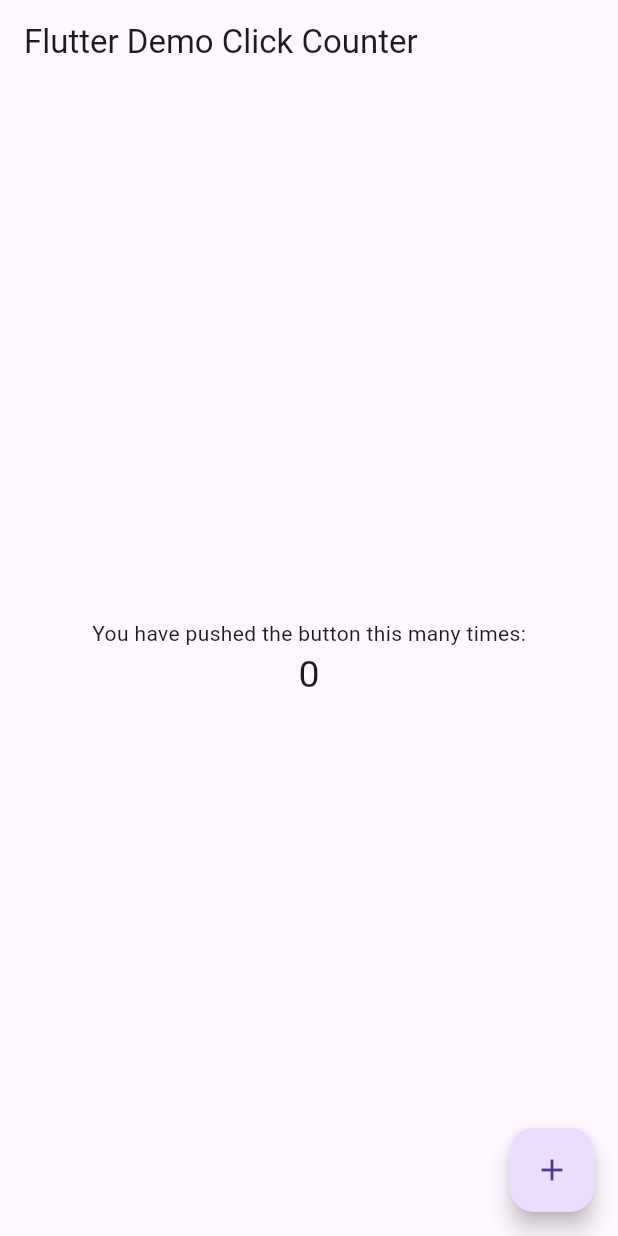
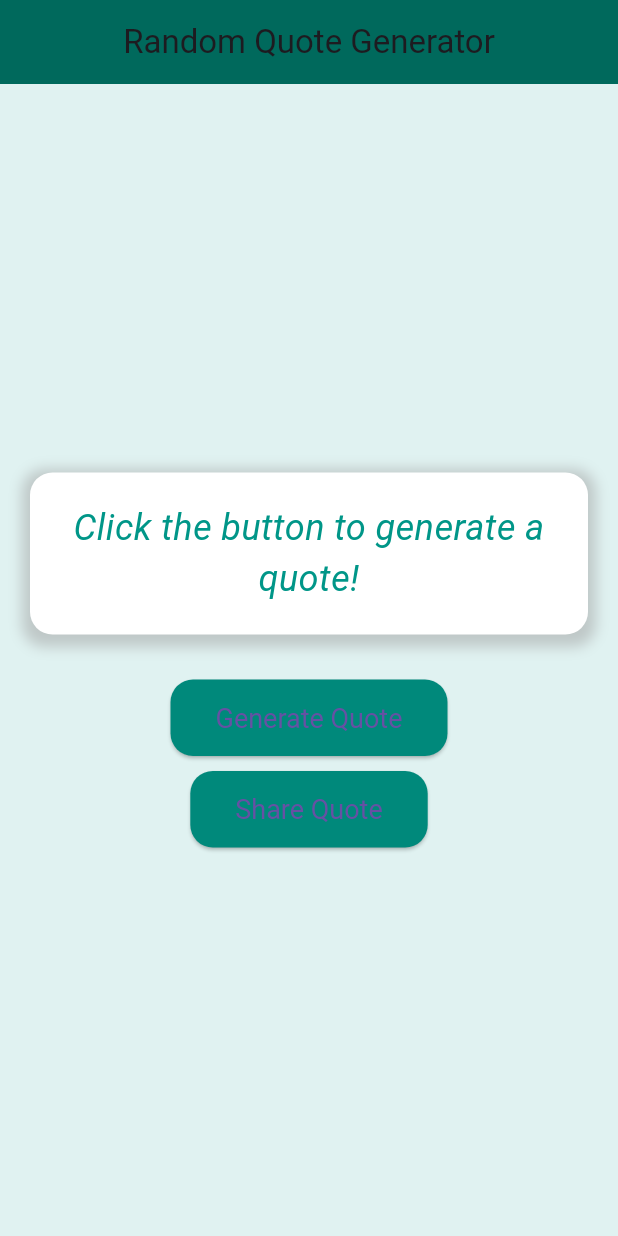
Before and after one commit to karim1256/quote-generator-app, a Flutter app: the screen it shows after launch, on a phone screen of 412 x 824 dp. Run offline on Flutter 3.47's test engine with Material 3 defaults, Android fonts, the phone set to English and light mode, and no system bars; our stand-ins replace share_plus.

Commit message:
Update main.dart

```diff
--- a/lib/main.dart
+++ b/lib/main.dart
@@ -1,91 +1,126 @@
 import 'package:flutter/material.dart';
+import 'package:share_plus/share_plus.dart';
 
-void main() => runApp(const MyApp());
+void main() {
+  runApp(const MyApp());
+}
 
 class MyApp extends StatelessWidget {
   const MyApp({super.key});
-  static const String _title = 'Flutter Stateful Clicker Counter';
-  // This widget is the root of your application.
+
   @override
   Widget build(BuildContext context) {
     return MaterialApp(
-      title: _title,
+      home: const QuoteGenerator(),
       theme: ThemeData(
-        // useMaterial3: false,
-        primarySwatch: Colors.blue,
+        primarySwatch: Colors.teal,
+        scaffoldBackgroundColor: Colors.teal[50],
       ),
-      home: const MyHomePage(),
+      debugShowCheckedModeBanner: false,
     );
   }
 }
 
-class MyHomePage extends StatefulWidget {
-  const MyHomePage({super.key});
-  // This widget is the home page of your application. It is stateful, meaning
-  // that it has a State object (defined below) that contains fields that affect
-  // how it looks.
-  // This class is the configuration for the state.
+class QuoteGenerator extends StatefulWidget {
+  const QuoteGenerator({super.key});
+
   @override
-  _MyHomePageState createState() => _MyHomePageState();
+  _QuoteGeneratorState createState() => _QuoteGeneratorState();
 }
 
-class _MyHomePageState extends State<MyHomePage> {
-  int _counter = 0;
+class _QuoteGeneratorState extends State<QuoteGenerator> {
+  final List<String> quotes = [
+    "The greatest glory in living lies not in never falling, but in rising every time we fall. - Nelson Mandela",
+    "The way to get started is to quit talking and begin doing. - Walt Disney",
+    "Your time is limited, so don't waste it living someone else's life. - Steve Jobs",
+    "If life were predictable it would cease to be life, and be without flavor. - Eleanor Roosevelt",
+    "If you look at what you have in life, you'll always have more. - Oprah Winfrey",
+    "If you set your goals ridiculously high and it's a failure, you will fail above everyone else's success. - James Cameron",
+    "Life is what happens when you're busy making other plans. - John Lennon",
+  ];
 
-  void _incrementCounter() {
+  String currentQuote = "Click the button to generate a quote!";
+
+  void generateQuote() {
+    final randomIndex = (quotes..shuffle()).first;
     setState(() {
-      // This call to setState tells the Flutter framework that something has
-      // changed in this State, which causes it to rerun the build method below
-      // so that the display can reflect the updated values. If we changed
-      // _counter without calling setState(), then the build method would not be
-      // called again, and so nothing would appear to happen.
-      _counter++;
+      currentQuote = randomIndex;
     });
+  }
+
+  void shareQuote() {
+    Share.share(currentQuote);
   }
 
   @override
   Widget build(BuildContext context) {
-    // This method is rerun every time setState is called, for instance as done
-    // by the _incrementCounter method above.
-    //
-    // The Flutter framework has been optimized to make rerunning build methods
-    // fast, so that you can just rebuild anything that needs updating rather
-    // than having to individually change instances of widgets.
     return Scaffold(
       appBar: AppBar(
-        // Here we take the value from the MyHomePage object that was created by
-        // the App.build method, and use it to set our appbar title.
-        title: const Text('Flutter Demo Click Counter'),
+        title: const Text('Random Quote Generator'),
+        centerTitle: true,
+        backgroundColor: Colors.teal[800],
       ),
       body: Center(
-        // Center is a layout widget. It takes a single child and positions it
-        // in the middle of the parent.
+        child: Padding(
+          padding: const EdgeInsets.all(20.0),
           child: Column(
-          // Column is also a layout widget. It takes a list of children and
-          // arranges them vertically. By default, it sizes itself to fit its
-          // children horizontally, and tries to be as tall as its parent.
-          //
-          // Column has various properties to control how it sizes itself and
-          // how it positions its children. Here we use mainAxisAlignment to
-          // center the children vertically; the main axis here is the vertical
-          // axis because Columns are vertical (the cross axis would be
-          // horizontal).
             mainAxisAlignment: MainAxisAlignment.center,
-          children: <Widget>[
-            const Text(
-              'You have pushed the button this many times:',
+            children: [
+              Container(
+                padding: const EdgeInsets.all(20.0),
+                decoration: BoxDecoration(
+                  color: Colors.white,
+                  borderRadius: BorderRadius.circular(15.0),
+                  boxShadow: [
+                    BoxShadow(
+                      color: Colors.grey.withOpacity(0.5),
+                      spreadRadius: 5,
+                      blurRadius: 7,
+                      offset: const Offset(0, 3),
                     ),
-            Text(
-              '$_counter',
-              style: const TextStyle(fontSize: 25),
+                  ],
+                ),
+                child: Text(
+                  currentQuote,
+                  style: const TextStyle(
+                    fontSize: 24,
+                    fontStyle: FontStyle.italic,
+                    color: Colors.teal,
+                  ),
+                  textAlign: TextAlign.center,
+                ),
+              ),
+              const SizedBox(height: 30),
+              ElevatedButton(
+                onPressed: generateQuote,
+                style: ElevatedButton.styleFrom(
+                  primary: Colors.teal[600],
+                  padding:
+                      const EdgeInsets.symmetric(horizontal: 30, vertical: 15),
+                  textStyle: const TextStyle(fontSize: 18),
+                  shape: RoundedRectangleBorder(
+                    borderRadius: BorderRadius.circular(15),
+                  ),
+                ),
+                child: const Text('Generate Quote'),
+              ),
+              const SizedBox(height: 10),
+              ElevatedButton(
+                onPressed: shareQuote,
+                style: ElevatedButton.styleFrom(
+                  primary: Colors.teal[600],
+                  padding:
+                      const EdgeInsets.symmetric(horizontal: 30, vertical: 15),
+                  textStyle: const TextStyle(fontSize: 18),
+                  shape: RoundedRectangleBorder(
+                    borderRadius: BorderRadius.circular(15),
+                  ),
+                ),
+                child: const Text('Share Quote'),
               ),
             ],
           ),
         ),
-      floatingActionButton: FloatingActionButton(
-        onPressed: _incrementCounter,
-        tooltip: 'Increment',
-        child: const Icon(Icons.add),
       ),
     );
   }
```
Lines whose indentation alone changed are shown as unchanged.
